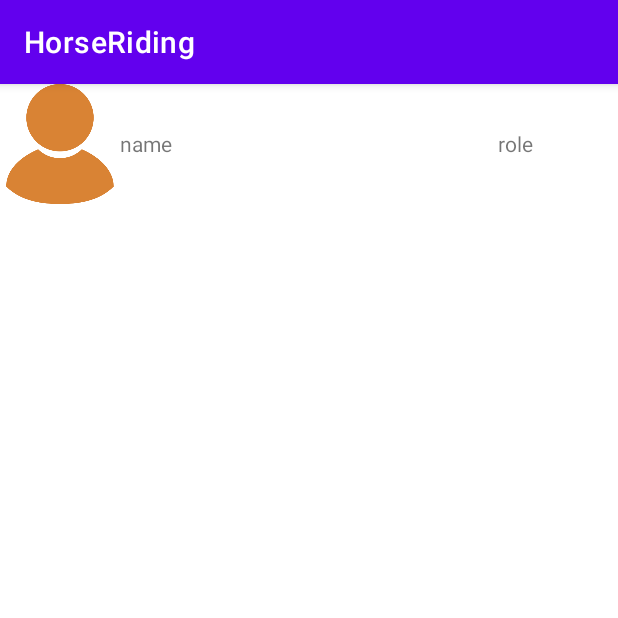
After one commit to OthmanFrDev/HorseRidingAndroidApp, an Android app: the ligne_List_User_Activity screen opened directly, with no data from a screen before it, on a phone screen of 412 x 824 dp, the top half of it. The commit adds this screen. Run offline under Robolectric (Android 15) with nearby library versions, the phone set to English and light mode, and no system bars.

Commit message:
push List Utilisateur pour admin

```diff
--- a/app/src/main/AndroidManifest.xml
+++ b/app/src/main/AndroidManifest.xml
@@ -13,7 +13,9 @@
         android:supportsRtl="true"
         android:theme="@style/Theme.HorseRiding"
         android:usesCleartextTraffic="true">
-        <activity android:name=".DashboardActivity"></activity>
+        <activity android:name=".ListActivity"></activity>
+        <activity android:name=".ligne_List_User_Activity" />
+        <activity android:name=".DashboardActivity" />
         <activity android:name=".LoginActivity" />
         <activity android:name=".SplashScreen">
             <intent-filter>
--- a/app/src/main/java/com/example/horseriding/DashboardActivity.java
+++ b/app/src/main/java/com/example/horseriding/DashboardActivity.java
@@ -6,6 +6,7 @@ import androidx.appcompat.app.AppCompatActivity;
 import android.os.Build;
 import android.os.Bundle;
 import android.util.Log;
+import android.view.View;
 
 import java.time.LocalDateTime;
 
@@ -19,4 +20,8 @@ public class DashboardActivity extends AppCompatActivity {
         Log.d("Debug",LocalDateTime.now().getMonth().toString()) ;
 
     }
+
+    public void afficherUtilisateur(View view) {
+
+    }
 }
--- /dev/null
+++ b/app/src/main/java/com/example/horseriding/User.java
@@ -0,0 +1,4 @@
+package com.example.horseriding;
+
+public class User {
+}
--- /dev/null
+++ b/app/src/main/java/com/example/horseriding/ligne_List_User_Activity.java
@@ -0,0 +1,14 @@
+package com.example.horseriding;
+
+import androidx.appcompat.app.AppCompatActivity;
+
+import android.os.Bundle;
+
+public class ligne_List_User_Activity extends AppCompatActivity {
+
+    @Override
+    protected void onCreate(Bundle savedInstanceState) {
+        super.onCreate(savedInstanceState);
+        setContentView(R.layout.activity_ligne__list__user_);
+    }
+}
--- a/app/src/main/res/layout/activity_dashboard.xml
+++ b/app/src/main/res/layout/activity_dashboard.xml
@@ -12,7 +12,8 @@
         android:layout_below="@id/title_view"
         android:layout_margin="20dp"
         android:columnCount="2"
-        android:rowCount="3">
+        android:rowCount="3"
+        tools:ignore="UnknownId">
 
 
         <androidx.cardview.widget.CardView
@@ -49,6 +50,7 @@
         </androidx.cardview.widget.CardView>
 
         <androidx.cardview.widget.CardView
+            android:onClick="afficherUtilisateur"
             android:layout_width="wrap_content"
             android:layout_height="wrap_content"
             android:layout_row="0"
--- /dev/null
+++ b/app/src/main/res/layout/activity_ligne__list__user_.xml
@@ -0,0 +1,23 @@
+<?xml version="1.0" encoding="utf-8"?>
+<LinearLayout xmlns:android="http://schemas.android.com/apk/res/android"
+    android:orientation="horizontal" android:layout_width="match_parent"
+    android:layout_height="wrap_content"
+    android:gravity="center_vertical">
+
+    <ImageView
+        android:id="@id/picuserlist"
+        android:layout_width="80dp"
+        android:layout_height="80dp"
+        android:src="@drawable/user_icon_list" />
+    <TextView
+        android:id="@id/nameuserlist"
+        android:layout_width="0dp"
+        android:layout_height="wrap_content"
+        android:text="name"
+        android:layout_weight="1"/>
+    <TextView
+        android:id="@id/userrolelist"
+        android:layout_width="80dp"
+        android:layout_height="wrap_content"
+        android:text="role"/>
+</LinearLayout>
--- a/app/src/main/res/values/ids.xml
+++ b/app/src/main/res/values/ids.xml
@@ -3,4 +3,8 @@
     <item name="parentLinear" type="id" />
     <item name="btnConnect" type="id" />
     <item name="title_view" type="id" />
+    <item name="picuserlist" type="id" />
+    <item name="nameuserlist" type="id" />
+    <item name="userrolelist" type="id" />
+    <item name="listUser" type="id" />
 </resources>
```
Also changed, not shown: app/src/main/java/com/example/horseriding/ListActivity.java (added, +28 -0 lines), app/src/main/java/com/example/horseriding/UserAdapter.java (added, +32 -0 lines), app/src/main/res/layout/activity_list.xml (added, +13 -0 lines), app/src/main/res/drawable/user_icon_list.png (added).
